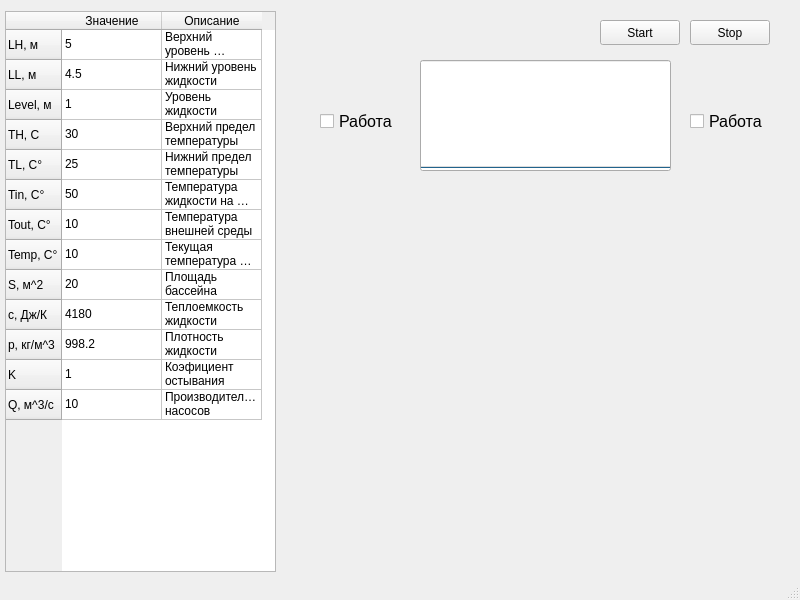
This is mainwindow_v2.ui in SunnyWolf/PoolACS as Qt 5 draws it before an edit. The edited form follows.
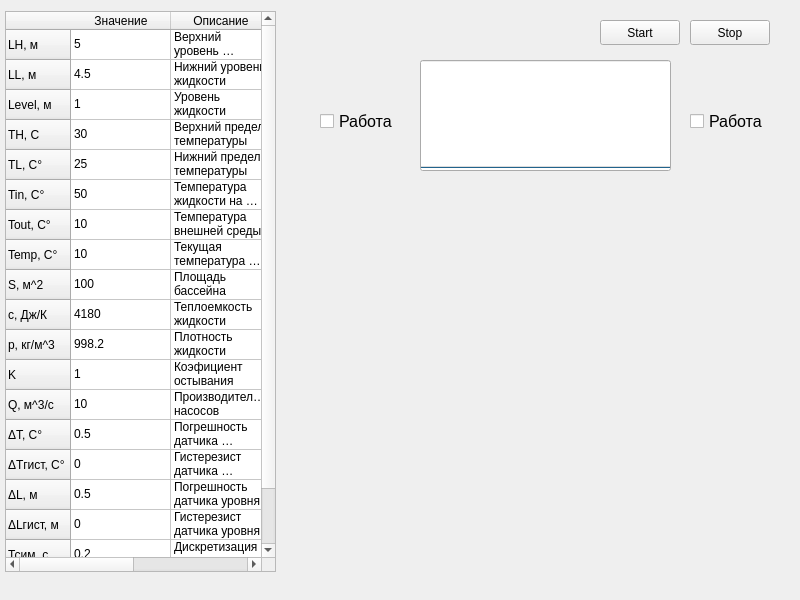
This is the edited form. Icons and pictures are not drawn.

What changed in the file:
```diff
--- a/mainwindow_v2.ui
+++ b/mainwindow_v2.ui
@@ -100,6 +100,36 @@
       <string>Q, м^3/c</string>
      </property>
     </row>
+    <row>
+     <property name="text">
+      <string>ΔT, C°</string>
+     </property>
+    </row>
+    <row>
+     <property name="text">
+      <string>ΔTгист, C°</string>
+     </property>
+    </row>
+    <row>
+     <property name="text">
+      <string>ΔL, м</string>
+     </property>
+    </row>
+    <row>
+     <property name="text">
+      <string>ΔLгист, м</string>
+     </property>
+    </row>
+    <row>
+     <property name="text">
+      <string>Тсим, с</string>
+     </property>
+    </row>
+    <row>
+     <property name="text">
+      <string>Tрег, c</string>
+     </property>
+    </row>
     <column>
      <property name="text">
       <string>Значение</string>
@@ -227,7 +257,7 @@
     </item>
     <item row="8" column="0">
      <property name="text">
-      <string>20</string>
+      <string>100</string>
      </property>
      <property name="flags">
       <set>ItemIsSelectable|ItemIsEditable|ItemIsDragEnabled|ItemIsUserCheckable|ItemIsEnabled</set>
@@ -287,6 +317,66 @@
       <string>Производительность насосов</string>
      </property>
     </item>
+    <item row="13" column="0">
+     <property name="text">
+      <string>0.5</string>
+     </property>
+    </item>
+    <item row="13" column="1">
+     <property name="text">
+      <string>Погрешность датчика температуры</string>
+     </property>
+    </item>
+    <item row="14" column="0">
+     <property name="text">
+      <string>0</string>
+     </property>
+    </item>
+    <item row="14" column="1">
+     <property name="text">
+      <string>Гистерезист датчика температуры</string>
+     </property>
+    </item>
+    <item row="15" column="0">
+     <property name="text">
+      <string>0.5</string>
+     </property>
+    </item>
+    <item row="15" column="1">
+     <property name="text">
+      <string>Погрешность датчика уровня</string>
+     </property>
+    </item>
+    <item row="16" column="0">
+     <property name="text">
+      <string>0</string>
+     </property>
+    </item>
+    <item row="16" column="1">
+     <property name="text">
+      <string>Гистерезист датчика уровня</string>
+     </property>
+    </item>
+    <item row="17" column="0">
+     <property name="text">
+      <string>0.2</string>
+     </property>
+    </item>
+    <item row="17" column="1">
+     <property name="text">
+      <string>Дискретизация симуляции</string>
+     </property>
+    </item>
+    <item row="18" column="0">
+     <property name="text">
+      <string>5000</string>
+     </property>
+    </item>
+    <item row="18" column="1">
+     <property name="text">
+      <string>Время перерегулирования</string>
+     </property>
+    </item>
    </widget>
    <widget class="QPushButton" name="bStop">
     <property name="geometry">
@@ -339,10 +429,10 @@
    <widget class="QWidget" name="verticalLayoutWidget">
     <property name="geometry">
      <rect>
-      <x>380</x>
-      <y>230</y>
-      <width>331</width>
-      <height>311</height>
+      <x>300</x>
+      <y>200</y>
+      <width>491</width>
+      <height>371</height>
      </rect>
     </property>
     <layout class="QVBoxLayout" name="ltViewLayout"/>
@@ -430,7 +520,6 @@
     </rect>
    </property>
   </widget>
-  <widget class="QStatusBar" name="statusbar"/>
  </widget>
  <resources/>
  <connections/>
```
